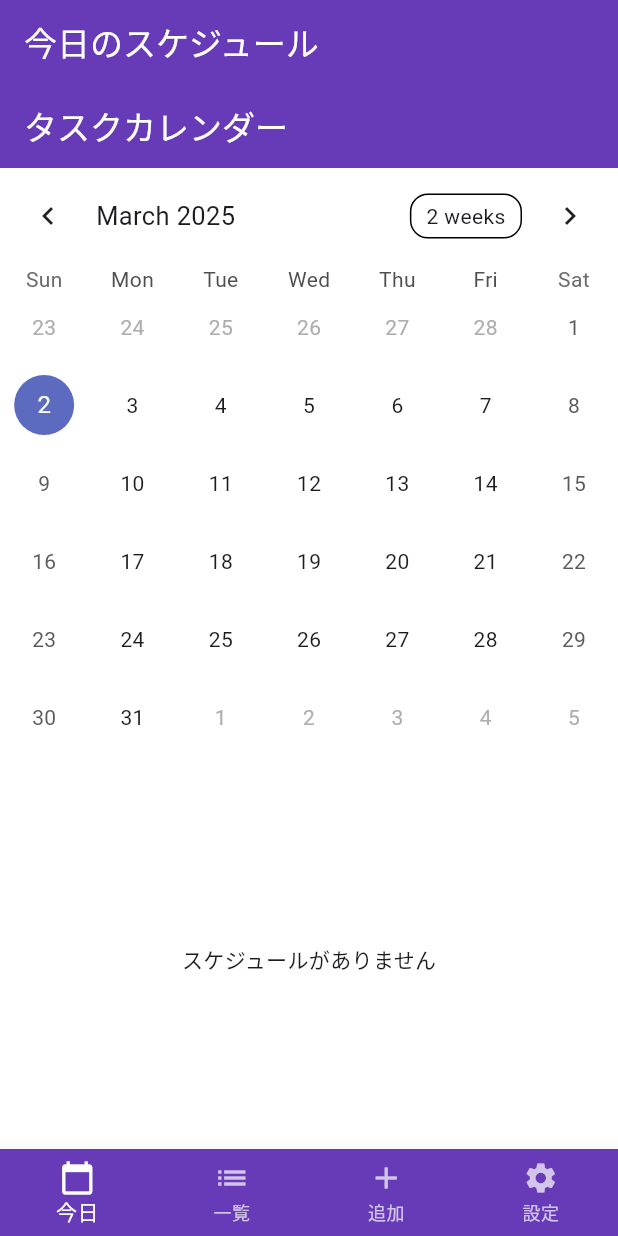
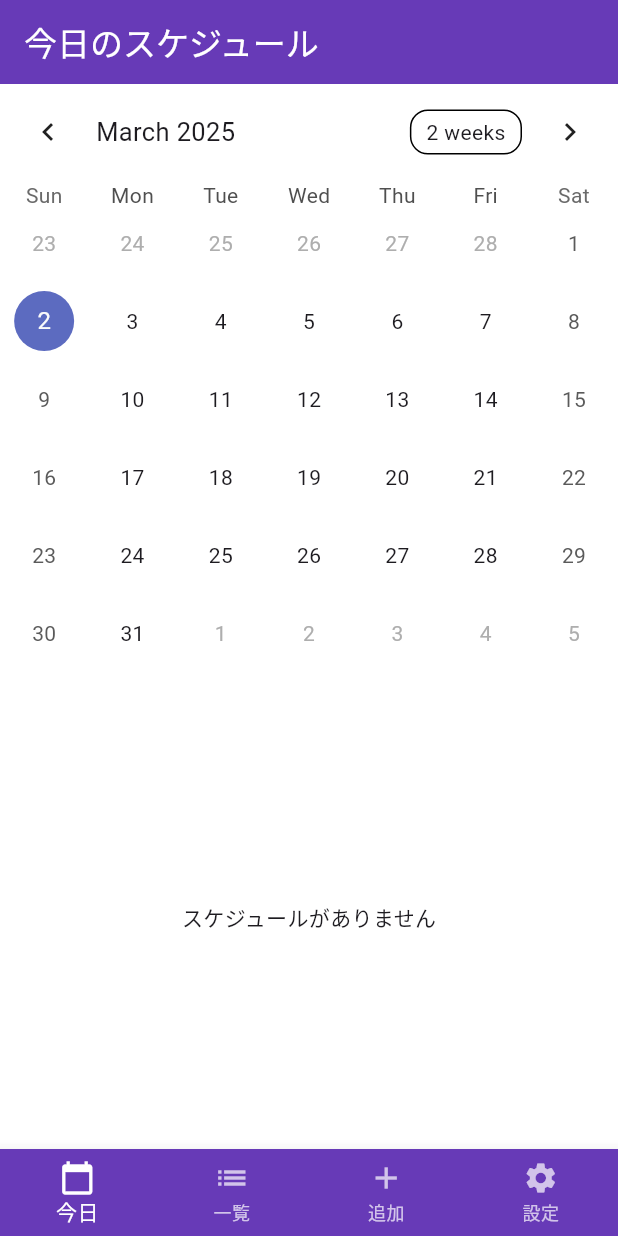
Before and after one commit to I-Shizu/tasks_todo_app, a Flutter app: the screen it shows after launch, on a phone screen of 412 x 824 dp. Run offline on Flutter 3.47's test engine with Material 3 defaults, Android fonts, the phone set to English and light mode, and no system bars; drawn by our look-alikes of table_calendar; our stand-ins replace cloud_firestore, firebase_auth, firebase_core, flutter_riverpod, google_sign_in, riverpod_annotation and 1 more; accounts and stored records are empty; generated files the repository leaves out were written again.

Commit message:
appbarの削除

```diff
--- a/lib/UI/calendar_screen.dart
+++ b/lib/UI/calendar_screen.dart
@@ -48,9 +48,6 @@ class _CalendarScreenState extends ConsumerState<CalendarScreen> {
     final sortedDates = scheduleByDate.keys.toList()..sort((a, b) => a.compareTo(b));
 
     return Scaffold(
-      appBar: AppBar(
-        title: const Text("タスクカレンダー"),
-      ),
       body: Column(
         children: [
           // カレンダー表示
```
